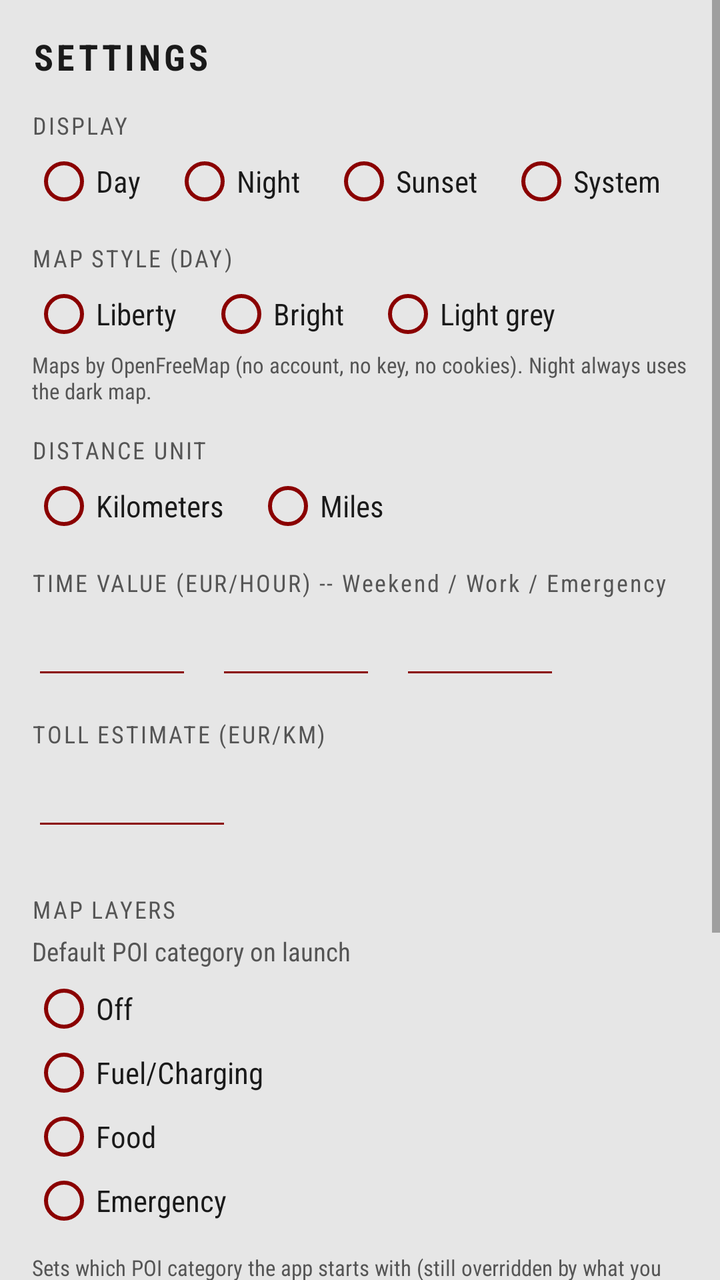
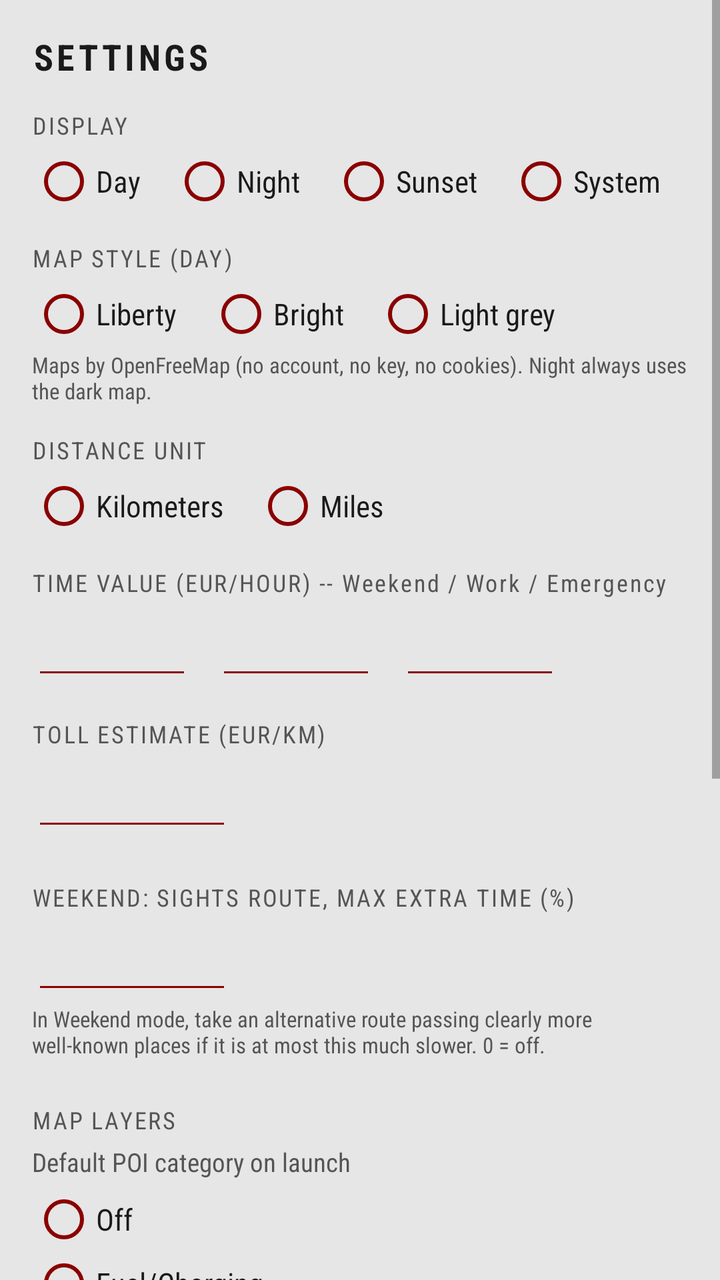

The first picture is an Android layout as it rendered before a commit; the second is the same layout after the commit. The layout source and the unified diff follow.
<!-- AndroidManifest.xml: application theme Theme.Backpack -->
<!-- res/layout/activity_settings.xml -->
<?xml version="1.0" encoding="utf-8"?>
<ScrollView xmlns:android="http://schemas.android.com/apk/res/android"
    android:layout_width="match_parent"
    android:layout_height="match_parent"
    android:background="@color/rg_window_bg">

    <LinearLayout
        android:layout_width="match_parent"
        android:layout_height="wrap_content"
        android:orientation="vertical"
        android:padding="16dp">

        <TextView
            android:layout_width="wrap_content"
            android:layout_height="wrap_content"
            android:id="@+id/settings_title"
            android:text="SETTINGS"
            android:textSize="18sp"
            android:textStyle="bold"
            android:letterSpacing="0.1"
            android:textColor="@color/rg_text"
            android:layout_marginBottom="14dp" />

        <TextView
            android:layout_width="wrap_content"
            android:layout_height="wrap_content"
            android:text="DISPLAY"
            android:textSize="12sp"
            android:letterSpacing="0.08"
            android:textColor="@color/rg_text_secondary" />

        
        <HorizontalScrollView
            android:layout_width="match_parent"
            android:layout_height="wrap_content"
            android:scrollbars="none">

        <RadioGroup
            android:id="@+id/display_group"
            android:layout_width="wrap_content"
            android:layout_height="wrap_content"
            android:orientation="horizontal"
            android:layout_marginTop="4dp"
            android:layout_marginBottom="14dp">

            <RadioButton
                android:id="@+id/display_day"
                android:layout_width="wrap_content"
                android:layout_height="wrap_content"
                android:text="Day"
                android:textSize="15sp"
                android:textColor="@color/rg_text"
                android:buttonTint="@color/rg_active"
                android:layout_marginEnd="16dp" />

            <RadioButton
                android:id="@+id/display_night"
                android:layout_width="wrap_content"
                android:layout_height="wrap_content"
                android:text="Night"
                android:textSize="15sp"
                android:textColor="@color/rg_text"
                android:buttonTint="@color/rg_active"
                android:layout_marginEnd="16dp" />

            <RadioButton
                android:id="@+id/display_auto"
                android:layout_width="wrap_content"
                android:layout_height="wrap_content"
                android:text="Sunset"
                android:textSize="15sp"
                android:textColor="@color/rg_text"
                android:buttonTint="@color/rg_active" />

            <RadioButton
                android:id="@+id/display_system"
                android:layout_width="wrap_content"
                android:layout_height="wrap_content"
                android:text="System"
                android:textSize="15sp"
                android:textColor="@color/rg_text"
                android:buttonTint="@color/rg_active"
                android:layout_marginStart="16dp" />

        </RadioGroup>

        </HorizontalScrollView>

        <TextView
            android:layout_width="wrap_content"
            android:layout_height="wrap_content"
            android:text="MAP STYLE (DAY)"
            android:textSize="12sp"
            android:letterSpacing="0.08"
            android:textColor="@color/rg_text_secondary" />

        <RadioGroup
            android:id="@+id/style_group"
            android:layout_width="wrap_content"
            android:layout_height="wrap_content"
            android:orientation="horizontal"
            android:layout_marginTop="4dp"
            android:layout_marginBottom="2dp">

            <RadioButton
                android:id="@+id/style_liberty"
                android:layout_width="wrap_content"
                android:layout_height="wrap_content"
                android:text="Liberty"
                android:textSize="15sp"
                android:textColor="@color/rg_text"
                android:buttonTint="@color/rg_active"
                android:layout_marginEnd="16dp" />

            <RadioButton
                android:id="@+id/style_bright"
                android:layout_width="wrap_content"
                android:layout_height="wrap_content"
                android:text="Bright"
                android:textSize="15sp"
                android:textColor="@color/rg_text"
                android:buttonTint="@color/rg_active"
                android:layout_marginEnd="16dp" />

            <RadioButton
                android:id="@+id/style_positron"
                android:layout_width="wrap_content"
                android:layout_height="wrap_content"
                android:text="Light grey"
                android:textSize="15sp"
                android:textColor="@color/rg_text"
                android:buttonTint="@color/rg_active" />

        </RadioGroup>

        <TextView
            android:layout_width="match_parent"
            android:layout_height="wrap_content"
            android:text="Maps by OpenFreeMap (no account, no key, no cookies). Night always uses the dark map."
            android:textSize="11sp"
            android:textColor="@color/rg_text_secondary"
            android:layout_marginBottom="14dp" />

        <TextView
            android:layout_width="wrap_content"
            android:layout_height="wrap_content"
            android:text="DISTANCE UNIT"
            android:textSize="12sp"
            android:letterSpacing="0.08"
            android:textColor="@color/rg_text_secondary" />

        <RadioGroup
            android:id="@+id/unit_group"
            android:layout_width="wrap_content"
            android:layout_height="wrap_content"
            android:orientation="horizontal"
            android:layout_marginTop="4dp"
            android:layout_marginBottom="14dp">

            <RadioButton
                android:id="@+id/unit_km"
                android:layout_width="wrap_content"
                android:layout_height="wrap_content"
                android:text="Kilometers"
                android:textSize="15sp"
                android:textColor="@color/rg_text"
                android:buttonTint="@color/rg_active"
                android:layout_marginEnd="16dp" />

            <RadioButton
                android:id="@+id/unit_mi"
                android:layout_width="wrap_content"
                android:layout_height="wrap_content"
                android:text="Miles"
                android:textSize="15sp"
                android:textColor="@color/rg_text"
                android:buttonTint="@color/rg_active" />

        </RadioGroup>

        <TextView
            android:layout_width="wrap_content"
            android:layout_height="wrap_content"
            android:text="TIME VALUE (EUR/HOUR) -- Weekend / Work / Emergency"
            android:textSize="12sp"
            android:letterSpacing="0.08"
            android:textColor="@color/rg_text_secondary"
            android:layout_marginBottom="4dp" />

        <LinearLayout
            android:layout_width="wrap_content"
            android:layout_height="wrap_content"
            android:orientation="horizontal"
            android:layout_marginBottom="14dp">

            <EditText
                android:id="@+id/value_weekend"
                android:layout_width="80dp"
                android:layout_height="wrap_content"
                android:inputType="numberDecimal"
                android:textSize="18sp"
                android:textStyle="bold"
                android:textColor="@color/rg_active"
                android:backgroundTint="@color/rg_active"
                android:layout_marginEnd="12dp" />

            <EditText
                android:id="@+id/value_work"
                android:layout_width="80dp"
                android:layout_height="wrap_content"
                android:inputType="numberDecimal"
                android:textSize="18sp"
                android:textStyle="bold"
                android:textColor="@color/rg_active"
                android:backgroundTint="@color/rg_active"
                android:layout_marginEnd="12dp" />

            <EditText
                android:id="@+id/value_emergency"
                android:layout_width="80dp"
                android:layout_height="wrap_content"
                android:inputType="numberDecimal"
                android:textSize="18sp"
                android:textStyle="bold"
                android:textColor="@color/rg_active"
                android:backgroundTint="@color/rg_active" />

        </LinearLayout>

        <TextView
            android:layout_width="wrap_content"
            android:layout_height="wrap_content"
            android:text="TOLL ESTIMATE (EUR/KM)"
            android:textSize="12sp"
            android:letterSpacing="0.08"
            android:textColor="@color/rg_text_secondary"
            android:layout_marginBottom="4dp" />

        <EditText
            android:id="@+id/toll_rate"
            android:layout_width="100dp"
            android:layout_height="wrap_content"
            android:inputType="numberDecimal"
            android:textSize="18sp"
            android:textStyle="bold"
            android:textColor="@color/rg_active"
            android:backgroundTint="@color/rg_active"
            android:layout_marginBottom="20dp" />

        <TextView
            android:layout_width="wrap_content"
            android:layout_height="wrap_content"
            android:text="MAP LAYERS"
            android:textSize="12sp"
            android:letterSpacing="0.08"
            android:textColor="@color/rg_text_secondary"
            android:layout_marginTop="6dp" />

        <TextView
            android:layout_width="wrap_content"
            android:layout_height="wrap_content"
            android:text="Default POI category on launch"
            android:textSize="13sp"
            android:textColor="@color/rg_text_secondary"
            android:layout_marginTop="4dp" />

        <RadioGroup
            android:id="@+id/default_poi_group"
            android:layout_width="match_parent"
            android:layout_height="wrap_content"
            android:orientation="vertical"
            android:layout_marginTop="4dp"
            android:layout_marginBottom="8dp">

            <RadioButton
                android:id="@+id/default_poi_off"
                android:layout_width="wrap_content"
                android:layout_height="wrap_content"
                android:text="Off"
                android:textSize="15sp"
                android:textColor="@color/rg_text"
                android:buttonTint="@color/rg_active" />

            <RadioButton
                android:id="@+id/default_poi_fuel"
                android:layout_width="wrap_content"
                android:layout_height="wrap_content"
                android:text="Fuel/Charging"
                android:textSize="15sp"
                android:textColor="@color/rg_text"
                android:buttonTint="@color/rg_active" />

            <RadioButton
                android:id="@+id/default_poi_food"
                android:layout_width="wrap_content"
                android:layout_height="wrap_content"
                android:text="Food"
                android:textSize="15sp"
                android:textColor="@color/rg_text"
                android:buttonTint="@color/rg_active" />

            <RadioButton
                android:id="@+id/default_poi_emergency"
                android:layout_width="wrap_content"
                android:layout_height="wrap_content"
                android:text="Emergency"
                android:textSize="15sp"
                android:textColor="@color/rg_text"
                android:buttonTint="@color/rg_active" />

        </RadioGroup>

        <TextView
            android:layout_width="match_parent"
            android:layout_height="wrap_content"
            android:text="Sets which POI category the app starts with (still overridden by what you pick during a session, and by Emergency mode)."
            android:textSize="11sp"
            android:textColor="@color/rg_text_secondary"
            android:layout_marginTop="2dp"
            android:layout_marginBottom="16dp" />

        <TextView
            android:layout_width="wrap_content"
            android:layout_height="wrap_content"
            android:text="ADVANCED (LEAVE EMPTY FOR DEFAULTS)"
            android:textSize="12sp"
            android:letterSpacing="0.08"
            android:textColor="@color/rg_text_secondary"
            android:layout_marginBottom="4dp" />

        <EditText
            android:id="@+id/ors_url"
            android:layout_width="match_parent"
            android:layout_height="wrap_content"
            android:hint="Routing server (default api.openrouteservice.org)"
            android:inputType="textUri"
            android:textSize="14sp"
            android:textColor="@color/rg_text"
            android:textColorHint="@color/rg_text_secondary"
            android:backgroundTint="@color/rg_active" />

        <EditText
            android:id="@+id/ors_key"
            android:layout_width="match_parent"
            android:layout_height="wrap_content"
            android:hint="Own openrouteservice key"
            android:inputType="textNoSuggestions"
            android:textSize="14sp"
            android:textColor="@color/rg_text"
            android:textColorHint="@color/rg_text_secondary"
            android:backgroundTint="@color/rg_active" />

        <EditText
            android:id="@+id/custom_style"
            android:layout_width="match_parent"
            android:layout_height="wrap_content"
            android:hint="Own map style URL (day)"
            android:inputType="textUri"
            android:textSize="14sp"
            android:textColor="@color/rg_text"
            android:textColorHint="@color/rg_text_secondary"
            android:backgroundTint="@color/rg_active"
            android:layout_marginBottom="16dp" />

        <Button
            android:id="@+id/save_button"
            android:layout_width="match_parent"
            android:layout_height="wrap_content"
            android:text="SAVE"
            android:textSize="16sp"
            android:letterSpacing="0.08"
            android:textAllCaps="false"
            android:textColor="#FFFFFF"
            android:textStyle="bold"
            android:backgroundTint="@color/rg_active" />

    </LinearLayout>

</ScrollView>
<!-- resources referenced by this layout -->
<resources>
  <color name="rg_active">#FF8A0000</color>
  <color name="rg_text">#FF1A1A1A</color>
  <color name="rg_text_secondary">#FF555555</color>
  <color name="rg_window_bg">#FFE6E6E6</color>
  <style name="Theme.Backpack" parent="Theme.AppCompat.DayNight.NoActionBar">
          <item name="colorPrimary">@color/rg_active</item>
          <item name="colorPrimaryDark">@color/rg_window_bg</item>
          <item name="colorAccent">@color/rg_active</item>
          <item name="colorControlActivated">@color/rg_active</item>
          <item name="android:windowBackground">@color/rg_window_bg</item>
          <item name="android:textColorPrimary">@color/rg_text</item>
          <item name="android:fontFamily">sans-serif-condensed</item>
          <item name="fontFamily">sans-serif-condensed</item>
      </style>
</resources>

<!-- the commit's change to res/layout/activity_settings.xml (unified diff, before → after) -->
@@ -250,6 +250,33 @@
         <TextView
             android:layout_width="wrap_content"
             android:layout_height="wrap_content"
+            android:text="WEEKEND: SIGHTS ROUTE, MAX EXTRA TIME (%)"
+            android:textSize="12sp"
+            android:letterSpacing="0.08"
+            android:textColor="@color/rg_text_secondary"
+            android:layout_marginBottom="4dp" />
+
+        <EditText
+            android:id="@+id/sights_max_pct"
+            android:layout_width="100dp"
+            android:layout_height="wrap_content"
+            android:inputType="number"
+            android:textSize="18sp"
+            android:textStyle="bold"
+            android:textColor="@color/rg_active"
+            android:backgroundTint="@color/rg_active" />
+
+        <TextView
+            android:layout_width="match_parent"
+            android:layout_height="wrap_content"
+            android:text="In Weekend mode, take an alternative route passing clearly more well-known places if it is at most this much slower. 0 = off."
+            android:textSize="11sp"
+            android:textColor="@color/rg_text_secondary"
+            android:layout_marginBottom="16dp" />
+
+        <TextView
+            android:layout_width="wrap_content"
+            android:layout_height="wrap_content"
             android:text="MAP LAYERS"
             android:textSize="12sp"
             android:letterSpacing="0.08"
@@ -295,6 +322,15 @@
                 android:layout_width="wrap_content"
                 android:layout_height="wrap_content"
                 android:text="Food"
+                android:textSize="15sp"
+                android:textColor="@color/rg_text"
+                android:buttonTint="@color/rg_active" />
+
+            <RadioButton
+                android:id="@+id/default_poi_sights"
+                android:layout_width="wrap_content"
+                android:layout_height="wrap_content"
+                android:text="Sights"
                 android:textSize="15sp"
                 android:textColor="@color/rg_text"
                 android:buttonTint="@color/rg_active" />
@@ -345,6 +381,17 @@
             android:layout_height="wrap_content"
             android:hint="Own openrouteservice key"
             android:inputType="textNoSuggestions"
+            android:textSize="14sp"
+            android:textColor="@color/rg_text"
+            android:textColorHint="@color/rg_text_secondary"
+            android:backgroundTint="@color/rg_active" />
+
+        <EditText
+            android:id="@+id/overpass_url"
+            android:layout_width="match_parent"
+            android:layout_height="wrap_content"
+            android:hint="Own Overpass server (places), tried first"
+            android:inputType="textUri"
             android:textSize="14sp"
             android:textColor="@color/rg_text"
             android:textColorHint="@color/rg_text_secondary"
